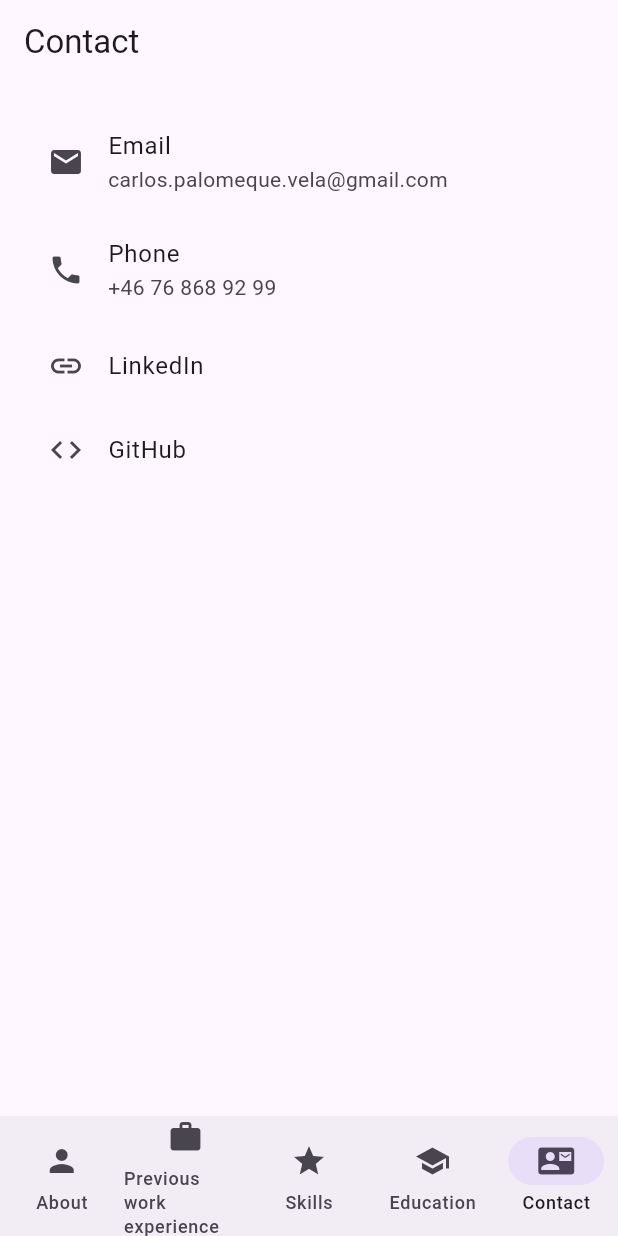
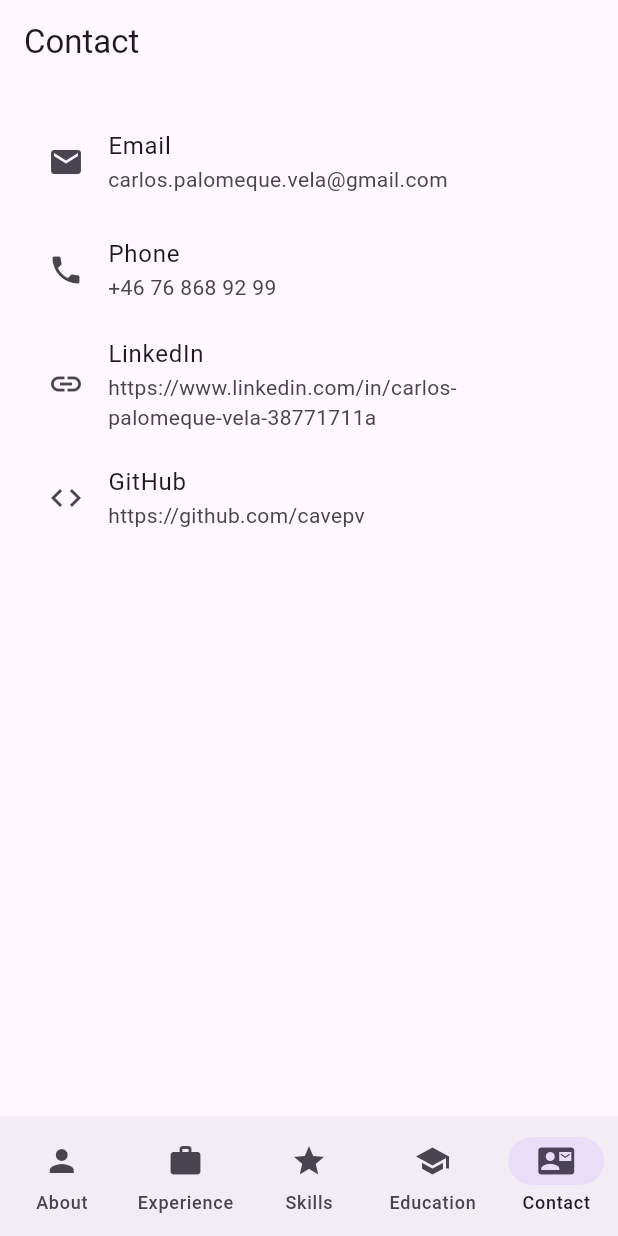
Before and after one commit to cavepv/flutterCV, a Flutter app: the screen it shows after launch, item 5 of the bottom bar chosen, after a tap on "LinkedIn", on a phone screen of 412 x 824 dp. Run offline on Flutter 3.47's test engine with Material 3 defaults, Android fonts, the phone set to English and light mode, and no system bars.

Commit message:
fix(cv_app): apply review findings from status + quality passes
Quality/improvements (claude-opus-4.8):
- Unify About padding to 16 (matched other screens)
- Move hardcoded "Drivers license" line into CvData.driversLicense,
  render as body text instead of a titleMedium heading
- Add semanticLabel to profile photo for screen readers
- Add subtitle (URL) to LinkedIn/GitHub contact tiles
- Constrain body max-width to 700 (Center+ConstrainedBox in main.dart)
  so text doesn't stretch full-width on desktop/web
- Shorten bottom-nav label to "Experience" (AppBar title unchanged)

Status/health (gpt-5.3-codex):
- Remove unused cupertino_icons dependency
- Add tab-switch tests for Skills/Education (previously untested)
- Add Contact onTap test asserting mailto/tel/LinkedIn/GitHub URIs
  actually launch, via a fake UrlLauncherPlatform

flutter analyze/test/build web all pass (13/13 tests).

Co-authored-by: Copilot <223556219+Copilot@users.noreply.github.com>

```diff
--- a/cv_app/lib/cv_data.dart
+++ b/cv_app/lib/cv_data.dart
@@ -81,6 +81,7 @@ class CvData {
   static const String linkedInUrl =
       'https://www.linkedin.com/in/carlos-palomeque-vela-38771711a';
   static const String githubUrl = 'https://github.com/cavepv';
+  static const String driversLicense = 'B (since 2005)';
 
   static const List<Job> experience = [
     Job(
--- a/cv_app/lib/main.dart
+++ b/cv_app/lib/main.dart
@@ -43,20 +43,35 @@ class _HomePageState extends State<HomePage> {
 
   static const _titles = ['About', 'Previous work experience', 'Skills', 'Education', 'Contact'];
 
+  static const _navLabels = ['About', 'Experience', 'Skills', 'Education', 'Contact'];
+
+  static const _navIcons = [
+    Icons.person,
+    Icons.work,
+    Icons.star,
+    Icons.school,
+    Icons.contact_mail,
+  ];
+
   @override
   Widget build(BuildContext context) {
     return Scaffold(
       appBar: AppBar(title: Text(_titles[_index])),
-      body: IndexedStack(index: _index, children: _screens),
+      body: Center(
+        child: ConstrainedBox(
+          constraints: const BoxConstraints(maxWidth: 700),
+          child: IndexedStack(index: _index, children: _screens),
+        ),
+      ),
       bottomNavigationBar: NavigationBar(
         selectedIndex: _index,
         onDestinationSelected: (i) => setState(() => _index = i),
-        destinations: const [
-          NavigationDestination(icon: Icon(Icons.person), label: 'About'),
-          NavigationDestination(icon: Icon(Icons.work), label: 'Previous work experience'),
-          NavigationDestination(icon: Icon(Icons.star), label: 'Skills'),
-          NavigationDestination(icon: Icon(Icons.school), label: 'Education'),
-          NavigationDestination(icon: Icon(Icons.contact_mail), label: 'Contact'),
+        destinations: [
+          for (var i = 0; i < _navLabels.length; i++)
+            NavigationDestination(
+              icon: Icon(_navIcons[i]),
+              label: _navLabels[i],
+            ),
         ],
       ),
     );
--- a/cv_app/lib/screens.dart
+++ b/cv_app/lib/screens.dart
@@ -13,7 +13,7 @@ class AboutScreen extends StatelessWidget {
   @override
   Widget build(BuildContext context) {
     return ListView(
-      padding: const EdgeInsets.all(24),
+      padding: const EdgeInsets.all(16),
       children: [
         const Center(
           // ListView forces a tight full-width constraint on children, so the
@@ -26,6 +26,7 @@ class AboutScreen extends StatelessWidget {
                 image: AssetImage('assets/images/profile.jpg'),
                 fit: BoxFit.cover,
                 alignment: Alignment(0, -0.6),
+                semanticLabel: 'Profile photo of ${CvData.name}',
               ),
             ),
           ),
@@ -44,7 +45,8 @@ class AboutScreen extends StatelessWidget {
             child: Text('${language.name} — ${language.level}'),
           ),
         const SizedBox(height: 24),
-        Text('Drivers license: B since 2005', style: Theme.of(context).textTheme.titleMedium),
+        Text("Driver's license: ${CvData.driversLicense}",
+            style: Theme.of(context).textTheme.bodyLarge),
       ],
     );
   }
@@ -216,11 +218,13 @@ class ContactScreen extends StatelessWidget {
         ListTile(
           leading: const Icon(Icons.link),
           title: const Text('LinkedIn'),
+          subtitle: Text(CvData.linkedInUrl),
           onTap: () => _open(CvData.linkedInUrl),
         ),
         ListTile(
           leading: const Icon(Icons.code),
           title: const Text('GitHub'),
+          subtitle: Text(CvData.githubUrl),
           onTap: () => _open(CvData.githubUrl),
         ),
       ],
--- a/cv_app/pubspec.yaml
+++ b/cv_app/pubspec.yaml
@@ -31,14 +31,13 @@ dependencies:
   flutter:
     sdk: flutter
 
-  # The following adds the Cupertino Icons font to your application.
-  # Use with the CupertinoIcons class for iOS style icons.
-  cupertino_icons: ^1.0.8
   url_launcher: ^6.3.2
 
 dev_dependencies:
   flutter_test:
     sdk: flutter
+
+  url_launcher_platform_interface: ^2.3.2
 
   # The "flutter_lints" package below contains a set of recommended lints to
   # encourage good coding practices. The lint set provided by the package is
```
Also changed, not shown: cv_app/pubspec.lock, 2 other files.
